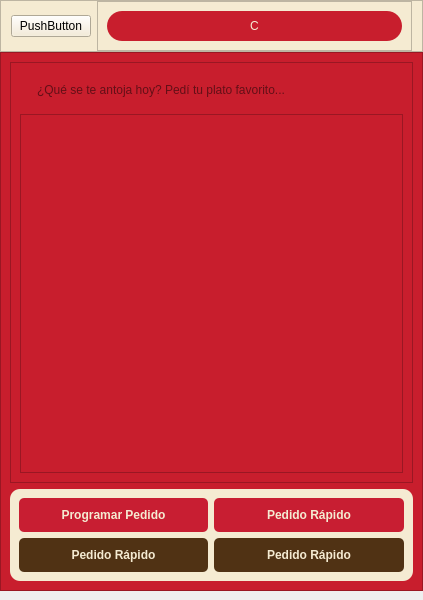
First picture: the form in movil/mainwindow.ui, repository Bruno-DarkSouler/APP_ElBuenGusto, before the edit.
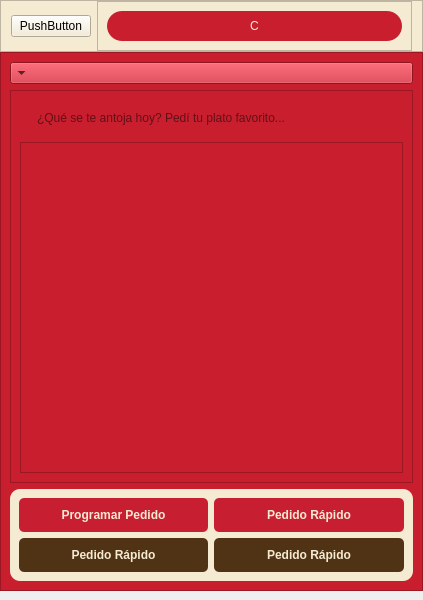
Second picture: the form after the edit.

Patch:
```diff
--- a/movil/mainwindow.ui
+++ b/movil/mainwindow.ui
@@ -124,7 +124,14 @@
       <property name="frameShadow">
        <enum>QFrame::Shadow::Raised</enum>
       </property>
-      <layout class="QVBoxLayout" name="verticalLayout_2" stretch="0,0">
+      <layout class="QVBoxLayout" name="verticalLayout_2" stretch="0,0,0">
+       <item>
+        <widget class="QComboBox" name="comboBox">
+         <property name="currentText">
+          <string/>
+         </property>
+        </widget>
+       </item>
        <item>
         <widget class="QFrame" name="frame_6">
          <property name="frameShape">
@@ -162,7 +169,7 @@
                <x>0</x>
                <y>0</y>
                <width>381</width>
-               <height>339</height>
+               <height>304</height>
               </rect>
              </property>
             </widget>
```
